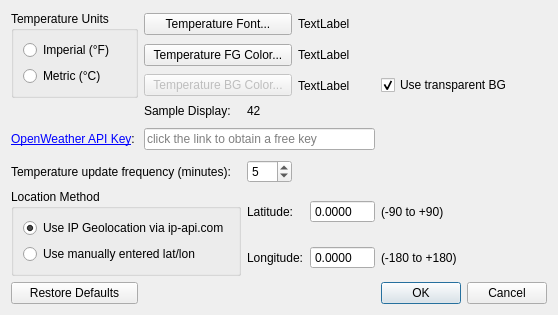
The window that TrayTemperatureConfig.ui (blabes/TrayTemperature) describes before a commit, drawn with Qt 5.
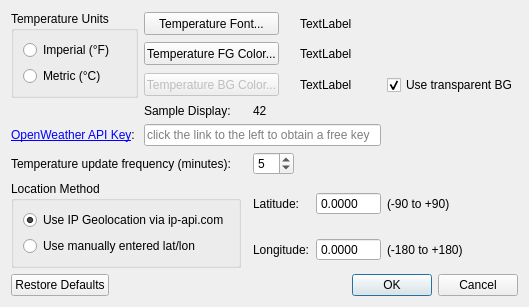
The same window after the commit.

Commit message: Added "About" window; Added whats-this entries to config window; improved post-install-notes.rtf for Inno package; added git version to "About" window; added highlighting to APIKey entry if it's empty; added "Retry" and "Configure..." buttons to popupNetworkWarning() dialog.

Diff of the .ui file:
```diff
--- a/TrayTemperatureConfig.ui
+++ b/TrayTemperatureConfig.ui
@@ -6,103 +6,71 @@
    <rect>
     <x>0</x>
     <y>0</y>
-    <width>489</width>
-    <height>315</height>
+    <width>507</width>
+    <height>290</height>
    </rect>
   </property>
   <property name="windowTitle">
    <string>TrayTemperatureConfig</string>
   </property>
   <layout class="QGridLayout" name="gridLayout">
-   <item row="0" column="0" rowspan="3">
-    <widget class="QGroupBox" name="groupBox">
-     <property name="title">
-      <string>Temperature Units</string>
-     </property>
-     <layout class="QVBoxLayout" name="verticalLayout">
-      <item>
-       <widget class="QRadioButton" name="radio_imperial">
-        <property name="text">
-         <string>Imperial (°F)</string>
-        </property>
-       </widget>
-      </item>
-      <item>
-       <widget class="QRadioButton" name="radio_metric">
-        <property name="text">
-         <string>Metric (°C)</string>
-        </property>
-       </widget>
-      </item>
-     </layout>
-    </widget>
-   </item>
-   <item row="6" column="1" colspan="4">
-    <widget class="QLineEdit" name="lineEdit_openWeatherApiKey">
-     <property name="placeholderText">
-      <string>click the link to obtain a free key</string>
-     </property>
-    </widget>
-   </item>
-   <item row="5" column="1">
-    <spacer name="verticalSpacer">
-     <property name="orientation">
-      <enum>Qt::Vertical</enum>
-     </property>
-     <property name="sizeHint" stdset="0">
-      <size>
-       <width>20</width>
-       <height>40</height>
-      </size>
-     </property>
-    </spacer>
-   </item>
-   <item row="6" column="0">
-    <widget class="QLabel" name="label_openWeatherApiKey">
+   <item row="9" column="5">
+    <widget class="QDoubleSpinBox" name="spinBox_lat">
      <property name="toolTip">
-      <string>&lt;html&gt;&lt;head/&gt;&lt;body&gt;&lt;p&gt;Click to obtain a free OpenWeather API Key at&lt;/p&gt;&lt;p&gt;https://home.openweathermap.org/users/sign_up&lt;/p&gt;&lt;/body&gt;&lt;/html&gt;</string>
+      <string>&lt;html&gt;&lt;head/&gt;&lt;body&gt;&lt;p&gt;The latitude of your device, obtained either by ip-api.com or by you entering it manually.&lt;/p&gt;&lt;/body&gt;&lt;/html&gt;</string>
      </property>
-     <property name="text">
-      <string>&lt;html&gt;&lt;head/&gt;&lt;body&gt;&lt;p&gt;&lt;a href=&quot;https://home.openweathermap.org/users/sign_up&quot;&gt;&lt;span style=&quot; text-decoration: underline; color:#0000ff;&quot;&gt;OpenWeather API Key&lt;/span&gt;&lt;/a&gt;:&lt;/p&gt;&lt;/body&gt;&lt;/html&gt;</string>
+     <property name="whatsThis">
+      <string>&lt;html&gt;&lt;head/&gt;&lt;body&gt;&lt;p&gt;The latitude of your device, obtained either by ip-api.com or by you entering it manually.&lt;/p&gt;&lt;/body&gt;&lt;/html&gt;</string>
      </property>
-     <property name="openExternalLinks">
-      <bool>true</bool>
+     <property name="buttonSymbols">
+      <enum>QAbstractSpinBox::NoButtons</enum>
      </property>
-    </widget>
-   </item>
-   <item row="2" column="3" colspan="2">
-    <widget class="QLabel" name="label_bgColor">
-     <property name="text">
-      <string>TextLabel</string>
+     <property name="decimals">
+      <number>4</number>
      </property>
+     <property name="minimum">
+      <double>-90.000000000000000</double>
+     </property>
+     <property name="maximum">
+      <double>90.000000000000000</double>
+     </property>
     </widget>
    </item>
-   <item row="2" column="1" colspan="2">
+   <item row="2" column="1" colspan="3">
     <widget class="QPushButton" name="button_bgColor">
      <property name="enabled">
       <bool>false</bool>
      </property>
+     <property name="maximumSize">
+      <size>
+       <width>135</width>
+       <height>23</height>
+      </size>
+     </property>
+     <property name="whatsThis">
+      <string>&lt;html&gt;&lt;head/&gt;&lt;body&gt;&lt;p&gt;The background color of the icon used to the display the temperature in the system tray&lt;/p&gt;&lt;/body&gt;&lt;/html&gt;</string>
+     </property>
      <property name="text">
       <string>Temperature BG Color...</string>
      </property>
     </widget>
    </item>
-   <item row="9" column="5">
+   <item row="9" column="3" colspan="2">
+    <widget class="QLabel" name="label_8">
+     <property name="text">
+      <string>Latitude:</string>
+     </property>
+    </widget>
+   </item>
+   <item row="9" column="6">
     <widget class="QLabel" name="label">
      <property name="text">
       <string>(-90 to +90)</string>
      </property>
     </widget>
    </item>
-   <item row="11" column="0">
-    <widget class="QPushButton" name="button_restore">
-     <property name="text">
-      <string>Restore Defaults</string>
-     </property>
-    </widget>
-   </item>
-   <item row="7" column="1">
-    <spacer name="verticalSpacer_2">
+   <item row="5" column="1">
+    <spacer name="verticalSpacer">
      <property name="orientation">
       <enum>Qt::Vertical</enum>
      </property>
@@ -114,95 +82,11 @@
      </property>
     </spacer>
    </item>
-   <item row="9" column="4">
-    <widget class="QDoubleSpinBox" name="spinBox_lat">
-     <property name="buttonSymbols">
-      <enum>QAbstractSpinBox::NoButtons</enum>
-     </property>
-     <property name="decimals">
-      <number>4</number>
-     </property>
-     <property name="minimum">
-      <double>-90.000000000000000</double>
-     </property>
-     <property name="maximum">
-      <double>90.000000000000000</double>
-     </property>
-    </widget>
-   </item>
-   <item row="10" column="4">
-    <widget class="QDoubleSpinBox" name="spinBox_lon">
-     <property name="buttonSymbols">
-      <enum>QAbstractSpinBox::NoButtons</enum>
-     </property>
-     <property name="decimals">
-      <number>4</number>
-     </property>
-     <property name="minimum">
-      <double>-180.000000000000000</double>
-     </property>
-     <property name="maximum">
-      <double>180.000000000000000</double>
-     </property>
-    </widget>
-   </item>
-   <item row="0" column="1" colspan="2">
-    <widget class="QPushButton" name="button_font">
-     <property name="text">
-      <string>Temperature Font...</string>
-     </property>
-    </widget>
-   </item>
-   <item row="8" column="2">
-    <widget class="QSpinBox" name="spinBox_updateFrequency">
-     <property name="minimum">
-      <number>1</number>
-     </property>
-     <property name="value">
-      <number>5</number>
-     </property>
-    </widget>
-   </item>
-   <item row="4" column="1">
-    <widget class="QLabel" name="label_4">
-     <property name="text">
-      <string>Sample Display:</string>
-     </property>
-    </widget>
-   </item>
-   <item row="11" column="5">
-    <widget class="QDialogButtonBox" name="buttonBox_OK_Cancel">
-     <property name="orientation">
-      <enum>Qt::Horizontal</enum>
-     </property>
-     <property name="standardButtons">
-      <set>QDialogButtonBox::Cancel|QDialogButtonBox::Ok</set>
-     </property>
-    </widget>
-   </item>
-   <item row="8" column="0" colspan="2">
-    <widget class="QLabel" name="label_7">
-     <property name="text">
-      <string>Temperature update frequency (minutes):</string>
-     </property>
-    </widget>
-   </item>
-   <item row="1" column="1" colspan="2">
-    <widget class="QPushButton" name="button_fgColor">
-     <property name="text">
-      <string>Temperature FG Color...</string>
-     </property>
-    </widget>
-   </item>
-   <item row="1" column="3" colspan="3">
-    <widget class="QLabel" name="label_fgColor">
-     <property name="text">
-      <string>TextLabel</string>
-     </property>
-    </widget>
-   </item>
    <item row="9" column="0" rowspan="2" colspan="2">
     <widget class="QGroupBox" name="groupBox_2">
+     <property name="whatsThis">
+      <string>&lt;html&gt;&lt;head/&gt;&lt;body&gt;&lt;p&gt;The method used to determine the location of your device.  By default, ip-api.com is used to make a guess based on your IP address.  If this doesn't work well for you, choose &amp;quot;Use manually entered lat/lon&amp;quot; and then enter your latitude and longitude.&lt;/p&gt;&lt;/body&gt;&lt;/html&gt;</string>
+     </property>
      <property name="title">
       <string>Location Method</string>
      </property>
@@ -227,15 +111,79 @@
      </layout>
     </widget>
    </item>
+   <item row="4" column="1">
+    <widget class="QLabel" name="label_4">
+     <property name="whatsThis">
+      <string>&lt;html&gt;&lt;head/&gt;&lt;body&gt;&lt;p&gt;An approximation of what the temperature display will look like in the system tray.  Note that strange color choices like black on black, or white on transparent may result in temperature displays which are invisible.  Also, fonts which are too large or too small will yield interesting temperature displays.&lt;/p&gt;&lt;/body&gt;&lt;/html&gt;</string>
+     </property>
+     <property name="text">
+      <string>Sample Display:</string>
+     </property>
+    </widget>
+   </item>
+   <item row="0" column="0" rowspan="3">
+    <widget class="QGroupBox" name="groupBox">
+     <property name="whatsThis">
+      <string>&lt;html&gt;&lt;head/&gt;&lt;body&gt;&lt;p&gt;The units in which the temperature will be displayed.&lt;/p&gt;&lt;/body&gt;&lt;/html&gt;</string>
+     </property>
+     <property name="title">
+      <string>Temperature Units</string>
+     </property>
+     <layout class="QVBoxLayout" name="verticalLayout">
+      <item>
+       <widget class="QRadioButton" name="radio_imperial">
+        <property name="text">
+         <string>Imperial (°F)</string>
+        </property>
+       </widget>
+      </item>
+      <item>
+       <widget class="QRadioButton" name="radio_metric">
+        <property name="text">
+         <string>Metric (°C)</string>
+        </property>
+       </widget>
+      </item>
+     </layout>
+    </widget>
+   </item>
+   <item row="8" column="3">
+    <widget class="QSpinBox" name="spinBox_updateFrequency">
+     <property name="whatsThis">
+      <string>&lt;html&gt;&lt;head/&gt;&lt;body&gt;&lt;p&gt;How often the temperature is updated.  Defaults to every 5 minutes, with a minimum of 1 minute.&lt;/p&gt;&lt;/body&gt;&lt;/html&gt;</string>
+     </property>
+     <property name="minimum">
+      <number>1</number>
+     </property>
+     <property name="value">
+      <number>5</number>
+     </property>
+    </widget>
+   </item>
    <item row="10" column="5">
-    <widget class="QLabel" name="label_2">
-     <property name="text">
-      <string>(-180 to +180)</string>
+    <widget class="QDoubleSpinBox" name="spinBox_lon">
+     <property name="whatsThis">
+      <string>&lt;html&gt;&lt;head/&gt;&lt;body&gt;&lt;p&gt;The longitude of your device, obtained either by ip-api.com or by you entering it manually.&lt;/p&gt;&lt;/body&gt;&lt;/html&gt;</string>
+     </property>
+     <property name="buttonSymbols">
+      <enum>QAbstractSpinBox::NoButtons</enum>
+     </property>
+     <property name="decimals">
+      <number>4</number>
+     </property>
+     <property name="minimum">
+      <double>-180.000000000000000</double>
+     </property>
+     <property name="maximum">
+      <double>180.000000000000000</double>
      </property>
     </widget>
    </item>
-   <item row="2" column="5">
+   <item row="2" column="6">
     <widget class="QCheckBox" name="checkBox_transparentBg">
+     <property name="whatsThis">
+      <string>&lt;html&gt;&lt;head/&gt;&lt;body&gt;&lt;p&gt;If checked, give the icon used to display the temperature a transparent background.  Otherwise, use the color chosen using the &amp;quot;Temperature BG Color...&amp;quot; dialog.&lt;/p&gt;&lt;/body&gt;&lt;/html&gt;</string>
+     </property>
      <property name="text">
       <string>Use transparent BG</string>
      </property>
@@ -244,31 +192,179 @@
      </property>
     </widget>
    </item>
-   <item row="4" column="2">
+   <item row="1" column="1" colspan="3">
+    <widget class="QPushButton" name="button_fgColor">
+     <property name="maximumSize">
+      <size>
+       <width>135</width>
+       <height>23</height>
+      </size>
+     </property>
+     <property name="whatsThis">
+      <string>&lt;html&gt;&lt;head/&gt;&lt;body&gt;&lt;p&gt;The foreground color (font color) used to display the temperature in the system tray&lt;/p&gt;&lt;/body&gt;&lt;/html&gt;</string>
+     </property>
+     <property name="text">
+      <string>Temperature FG Color...</string>
+     </property>
+    </widget>
+   </item>
+   <item row="2" column="4" colspan="2">
+    <widget class="QLabel" name="label_bgColor">
+     <property name="whatsThis">
+      <string>&lt;html&gt;&lt;head/&gt;&lt;body&gt;&lt;p&gt;The currently chosen background color of the icon used to display the temperature&lt;/p&gt;&lt;/body&gt;&lt;/html&gt;</string>
+     </property>
+     <property name="text">
+      <string>TextLabel</string>
+     </property>
+    </widget>
+   </item>
+   <item row="4" column="3">
     <widget class="QLabel" name="label_sampleDisplay">
+     <property name="whatsThis">
+      <string>&lt;html&gt;&lt;head/&gt;&lt;body&gt;&lt;p&gt;An approximation of what the temperature display will look like in the system tray. Note that strange color choices like black on black, or white on transparent may result in temperature displays which are invisible. Also, fonts which are too large or too small will yield interesting temperature displays.&lt;/p&gt;&lt;/body&gt;&lt;/html&gt;</string>
+     </property>
      <property name="text">
       <string>42</string>
      </property>
     </widget>
    </item>
-   <item row="10" column="2" colspan="2">
+   <item row="1" column="4" colspan="3">
+    <widget class="QLabel" name="label_fgColor">
+     <property name="sizePolicy">
+      <sizepolicy hsizetype="Expanding" vsizetype="Preferred">
+       <horstretch>0</horstretch>
+       <verstretch>0</verstretch>
+      </sizepolicy>
+     </property>
+     <property name="whatsThis">
+      <string>&lt;html&gt;&lt;head/&gt;&lt;body&gt;&lt;p&gt;The currently chosen foreground color (font color) used to display the temperature&lt;/p&gt;&lt;/body&gt;&lt;/html&gt;</string>
+     </property>
+     <property name="text">
+      <string>TextLabel</string>
+     </property>
+    </widget>
+   </item>
+   <item row="7" column="1">
+    <spacer name="verticalSpacer_2">
+     <property name="orientation">
+      <enum>Qt::Vertical</enum>
+     </property>
+     <property name="sizeHint" stdset="0">
+      <size>
+       <width>20</width>
+       <height>40</height>
+      </size>
+     </property>
+    </spacer>
+   </item>
+   <item row="6" column="1" colspan="5">
+    <widget class="QLineEdit" name="lineEdit_openWeatherApiKey">
+     <property name="whatsThis">
+      <string>&lt;html&gt;&lt;head/&gt;&lt;body&gt;&lt;p&gt;The API Key used to communicate with OpenWeatherMap.org. You must obtain your own free API Key by visiting the link to the left (https://home.openweathermap.org/users/sign_up). You then paste that key here the first time you run TrayTemperature.&lt;/p&gt;&lt;/body&gt;&lt;/html&gt;</string>
+     </property>
+     <property name="placeholderText">
+      <string>click the link to the left to obtain a free key</string>
+     </property>
+    </widget>
+   </item>
+   <item row="8" column="0" colspan="2">
+    <widget class="QLabel" name="label_7">
+     <property name="text">
+      <string>Temperature update frequency (minutes):</string>
+     </property>
+    </widget>
+   </item>
+   <item row="6" column="0">
+    <widget class="QLabel" name="label_openWeatherApiKey">
+     <property name="toolTip">
+      <string>&lt;html&gt;&lt;head/&gt;&lt;body&gt;&lt;p&gt;Click to obtain a free OpenWeather API Key at&lt;/p&gt;&lt;p&gt;https://home.openweathermap.org/users/sign_up&lt;/p&gt;&lt;/body&gt;&lt;/html&gt;</string>
+     </property>
+     <property name="whatsThis">
+      <string>&lt;html&gt;&lt;head/&gt;&lt;body&gt;&lt;p&gt;The API Key used to communicate with OpenWeatherMap.org. You must obtain your own free API Key by visiting this link (https://home.openweathermap.org/users/sign_up). You then paste that key here the first time you run TrayTemperature.&lt;/p&gt;&lt;/body&gt;&lt;/html&gt;</string>
+     </property>
+     <property name="text">
+      <string>&lt;html&gt;&lt;head/&gt;&lt;body&gt;&lt;p&gt;&lt;a href=&quot;https://home.openweathermap.org/users/sign_up&quot;&gt;&lt;span style=&quot; text-decoration: underline; color:#0000ff;&quot;&gt;OpenWeather API Key&lt;/span&gt;&lt;/a&gt;:&lt;/p&gt;&lt;/body&gt;&lt;/html&gt;</string>
+     </property>
+     <property name="openExternalLinks">
+      <bool>true</bool>
+     </property>
+    </widget>
+   </item>
+   <item row="9" column="2">
+    <spacer name="horizontalSpacer">
+     <property name="orientation">
+      <enum>Qt::Horizontal</enum>
+     </property>
+     <property name="sizeHint" stdset="0">
+      <size>
+       <width>40</width>
+       <height>20</height>
+      </size>
+     </property>
+    </spacer>
+   </item>
+   <item row="10" column="3" colspan="2">
     <widget class="QLabel" name="label_9">
      <property name="text">
       <string>Longitude:</string>
      </property>
     </widget>
    </item>
-   <item row="0" column="3" colspan="3">
+   <item row="10" column="6">
+    <widget class="QLabel" name="label_2">
+     <property name="text">
+      <string>(-180 to +180)</string>
+     </property>
+    </widget>
+   </item>
+   <item row="0" column="4" colspan="3">
     <widget class="QLabel" name="label_font">
+     <property name="sizePolicy">
+      <sizepolicy hsizetype="Expanding" vsizetype="Preferred">
+       <horstretch>0</horstretch>
+       <verstretch>0</verstretch>
+      </sizepolicy>
+     </property>
+     <property name="whatsThis">
+      <string>&lt;html&gt;&lt;head/&gt;&lt;body&gt;&lt;p&gt;The currently chosen font used to display the temperature&lt;/p&gt;&lt;/body&gt;&lt;/html&gt;</string>
+     </property>
      <property name="text">
       <string>TextLabel</string>
      </property>
     </widget>
    </item>
-   <item row="9" column="2" colspan="2">
-    <widget class="QLabel" name="label_8">
+   <item row="0" column="1" colspan="3">
+    <widget class="QPushButton" name="button_font">
+     <property name="sizePolicy">
+      <sizepolicy hsizetype="Minimum" vsizetype="Fixed">
+       <horstretch>0</horstretch>
+       <verstretch>0</verstretch>
+      </sizepolicy>
+     </property>
+     <property name="maximumSize">
+      <size>
+       <width>135</width>
+       <height>23</height>
+      </size>
+     </property>
+     <property name="whatsThis">
+      <string>The font used to display the temperature in the system tray</string>
+     </property>
      <property name="text">
-      <string>Latitude:</string>
+      <string>Temperature Font...</string>
+     </property>
+    </widget>
+   </item>
+   <item row="11" column="0" colspan="7">
+    <widget class="QDialogButtonBox" name="buttonBox_main">
+     <property name="whatsThis">
+      <string>&lt;html&gt;&lt;head/&gt;&lt;body&gt;&lt;p&gt;Click &amp;quot;OK&amp;quot; to accept all changes, or &amp;quot;Cancel&amp;quot; to ignore your changes.  If you manage to really mess things up, click &amp;quot;Restore Defaults&amp;quot; to get back to some reasonable default values.&lt;/p&gt;&lt;/body&gt;&lt;/html&gt;</string>
+     </property>
+     <property name="orientation">
+      <enum>Qt::Horizontal</enum>
+     </property>
+     <property name="standardButtons">
+      <set>QDialogButtonBox::Cancel|QDialogButtonBox::Ok|QDialogButtonBox::RestoreDefaults</set>
      </property>
     </widget>
    </item>
```
Left out of the diff: 34 changed lines with no effect on the pictures. The commit also changes 9 other files.
